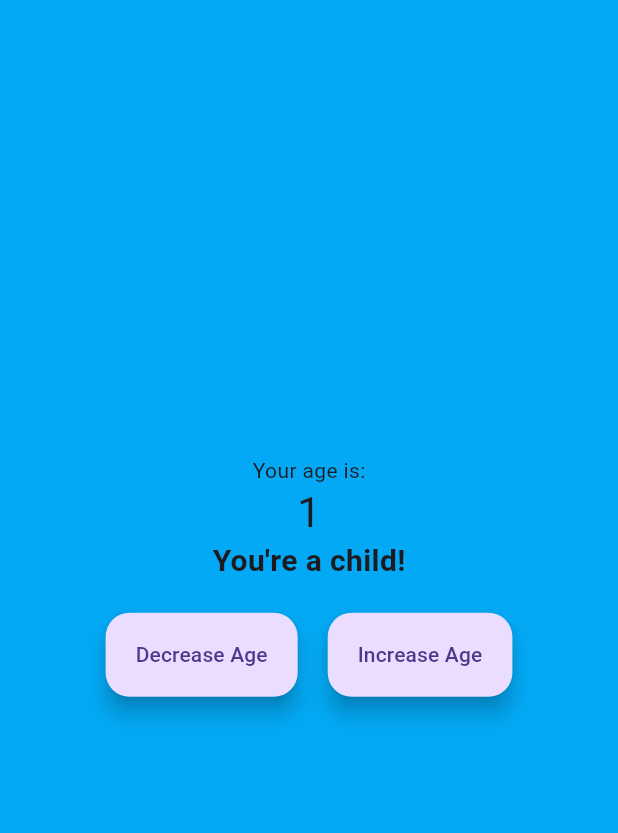
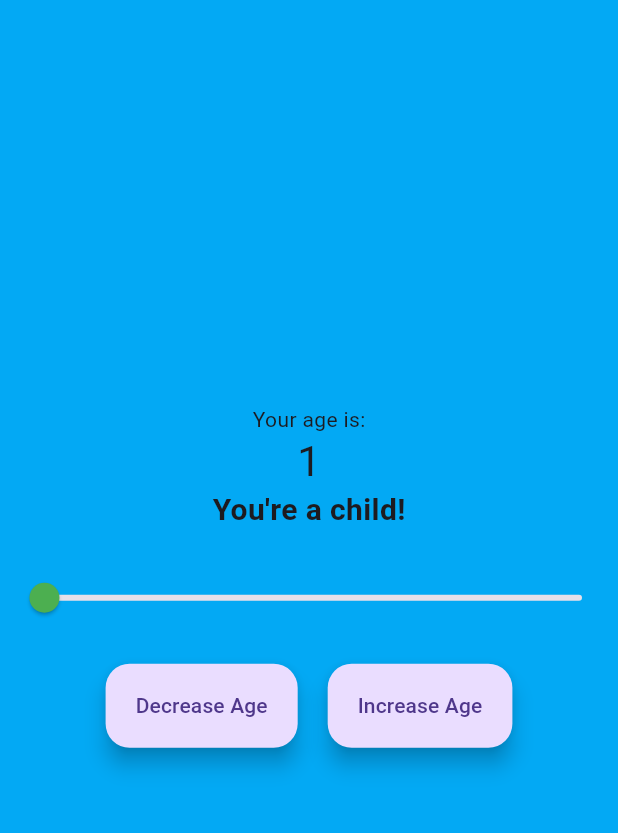
Before and after one commit to rayh4an/ACT6MAD, a Flutter app: the screen it shows after launch, after a tap on "Increase Age", on a phone screen of 412 x 824 dp, the part 84-917 px from its top. Run offline on Flutter 3.47's test engine with Material 3 defaults, Android fonts, the phone set to English and light mode, and no system bars; missing offline and left inert: window_size.

Commit message:
Slider for age app

```diff
--- a/lib/main.dart
+++ b/lib/main.dart
@@ -35,8 +35,10 @@ class Counter with ChangeNotifier {
   int value = 0;
 
   void increment() {
-    value += 1;
-    notifyListeners();
+    if (value < 99) {
+      value += 1;
+      notifyListeners();
+    }
   }
 
   void decrement() {
@@ -46,12 +48,17 @@ class Counter with ChangeNotifier {
     }
   }
 
+  void updateValue(double newValue) {
+    value = newValue.toInt();
+    notifyListeners();
+  }
+
   Color get backgroundColor {
     if (value <= 12) return Colors.lightBlue;
     if (value <= 19) return Colors.lightGreen;
-    if (value <= 30) return Colors.yellow;
+    if (value <= 30) return Colors.yellow.shade200;
     if (value <= 50) return Colors.orange;
-    return Colors.grey;
+    return Colors.grey.shade300;
   }
 
   String get message {
@@ -60,6 +67,12 @@ class Counter with ChangeNotifier {
     if (value <= 30) return "You're a young adult!";
     if (value <= 50) return "You're an adult now!";
     return "Golden years!";
+  }
+
+  Color get sliderColor {
+    if (value <= 33) return Colors.green;
+    if (value <= 67) return Colors.yellow;
+    return Colors.red;
   }
 }
 
@@ -105,6 +118,16 @@ class MyHomePage extends StatelessWidget {
               style: const TextStyle(fontSize: 20, fontWeight: FontWeight.bold),
             ),
             const SizedBox(height: 20),
+            Slider(
+              value: counter.value.toDouble(),
+              min: 0,
+              max: 99,
+              divisions: 99,
+              activeColor: counter.sliderColor,
+              label: counter.value.toString(),
+              onChanged: (value) => counter.updateValue(value),
+            ),
+            const SizedBox(height: 20),
             Row(
               mainAxisAlignment: MainAxisAlignment.center,
               children: [
```
